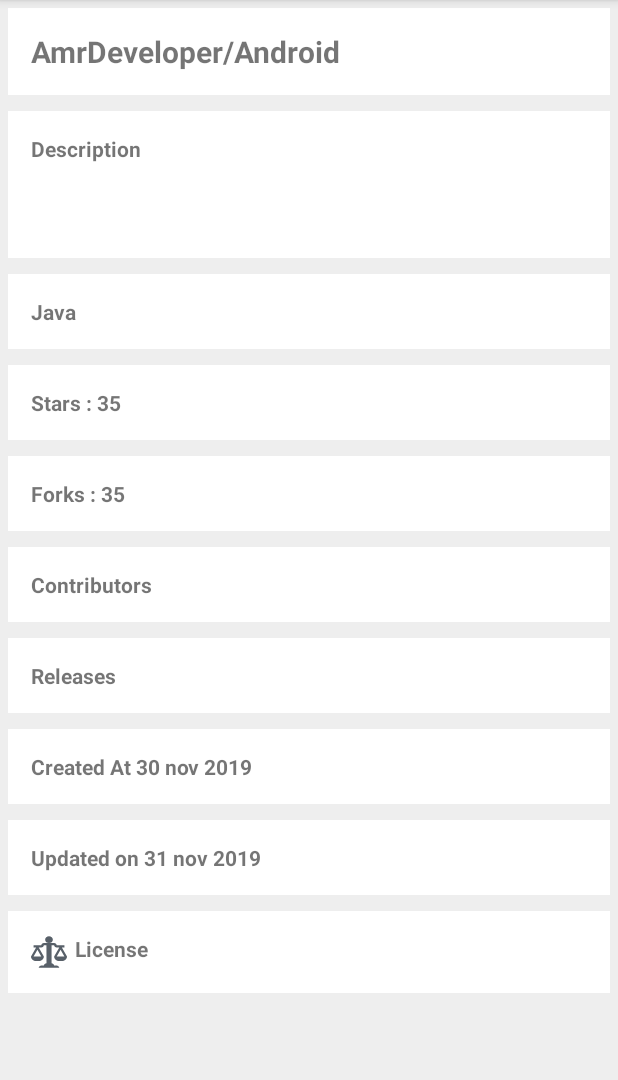
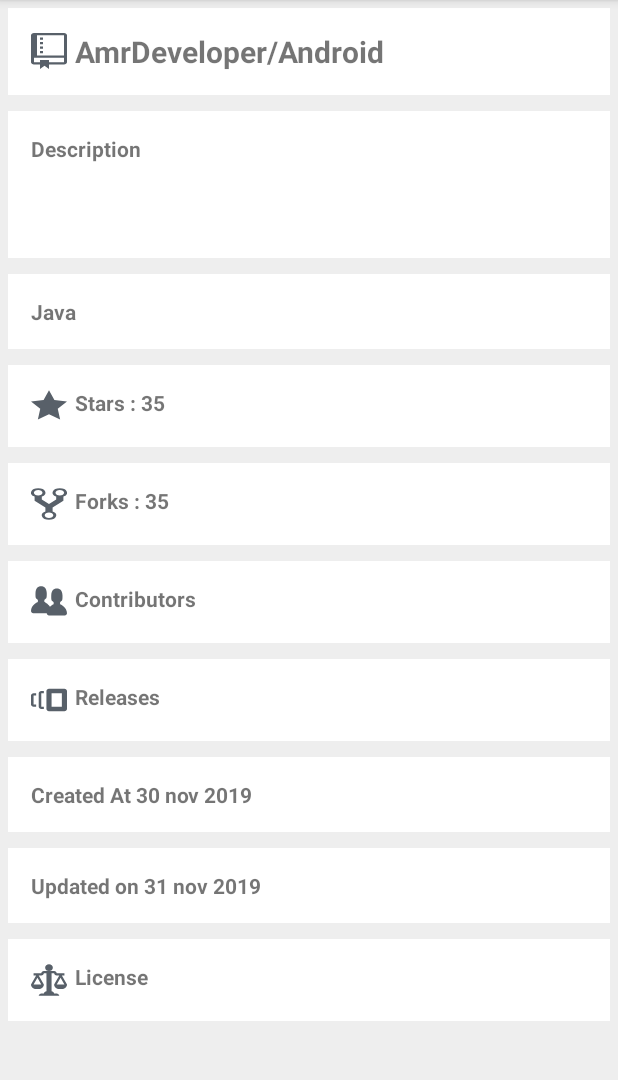
Before and after one commit to AmrDeveloper/GitEcho, an Android app: the RepositoryActivity screen opened directly, with no data from a screen before it, on a phone screen of 412 x 824 dp, the part 84-1164 px from its top. Run offline under Robolectric (Android 15) with nearby library versions, the phone set to English and light mode, and no system bars; our stand-ins replace data binding.

Commit message:
add icon for Released and change org icon name to peoples to use it in org or contributors

```diff
--- /dev/null
+++ b/app/src/main/res/drawable/ic_versions.xml
@@ -0,0 +1,4 @@
+<vector android:height="24dp" android:viewportHeight="16"
+    android:viewportWidth="14" android:width="24dp" xmlns:android="http://schemas.android.com/apk/res/android">
+    <path android:fillColor="#586069" android:fillType="evenOdd" android:pathData="M13,3L7,3c-0.55,0 -1,0.45 -1,1v8c0,0.55 0.45,1 1,1h6c0.55,0 1,-0.45 1,-1L14,4c0,-0.55 -0.45,-1 -1,-1zM12,11L8,11L8,5h4v6zM4,4h1v1L4,5v6h1v1L4,12c-0.55,0 -1,-0.45 -1,-1L3,5c0,-0.55 0.45,-1 1,-1zM1,5h1v1L1,6v4h1v1L1,11c-0.55,0 -1,-0.45 -1,-1L0,6c0,-0.55 0.45,-1 1,-1z"/>
+</vector>
--- a/app/src/main/res/layout/activity_profile.xml
+++ b/app/src/main/res/layout/activity_profile.xml
@@ -37,8 +37,8 @@
             <TextView
                 android:id="@+id/companyTxt"
                 style="@style/ProfileTextStyle"
-                android:drawableStart="@drawable/ic_organization"
-                android:drawableLeft="@drawable/ic_organization"
+                android:drawableStart="@drawable/ic_peoples"
+                android:drawableLeft="@drawable/ic_peoples"
                 android:drawablePadding="@dimen/dimen5dp"
                 tools:text="Google, Inc" />
 
--- a/app/src/main/res/layout/activity_repository.xml
+++ b/app/src/main/res/layout/activity_repository.xml
@@ -20,6 +20,9 @@
             android:padding="15dp"
             android:text="AmrDeveloper/Android"
             android:textSize="20sp"
+            android:drawableLeft="@drawable/ic_repo"
+            android:drawableStart="@drawable/ic_repo"
+            android:drawablePadding="@dimen/dimen5dp"
             android:textStyle="bold"
             tools:text="AmrDeveloper/Android" />
 
@@ -48,6 +51,9 @@
             android:layout_margin="5dp"
             android:background="#fff"
             android:padding="15dp"
+            android:drawableLeft="@drawable/ic_star"
+            android:drawableStart="@drawable/ic_star"
+            android:drawablePadding="@dimen/dimen5dp"
             android:text="Stars : 35"
             android:textStyle="bold" />
 
@@ -58,6 +64,9 @@
             android:background="#fff"
             android:padding="15dp"
             android:text="Forks : 35"
+            android:drawableLeft="@drawable/ic_repo_forked"
+            android:drawableStart="@drawable/ic_repo_forked"
+            android:drawablePadding="@dimen/dimen5dp"
             android:textStyle="bold" />
 
         <TextView
@@ -67,6 +76,9 @@
             android:background="#fff"
             android:padding="15dp"
             android:text="Contributors"
+            android:drawableLeft="@drawable/ic_peoples"
+            android:drawableStart="@drawable/ic_peoples"
+            android:drawablePadding="@dimen/dimen5dp"
             android:textStyle="bold" />
 
         <TextView
@@ -75,6 +87,9 @@
             android:layout_margin="5dp"
             android:background="#fff"
             android:padding="15dp"
+            android:drawableLeft="@drawable/ic_versions"
+            android:drawableStart="@drawable/ic_versions"
+            android:drawablePadding="@dimen/dimen5dp"
             android:text="Releases"
             android:textStyle="bold" />
 
```
Also changed, not shown: app/src/main/res/drawable/ic_peoples.xml (renamed from app/src/main/res/drawable/ic_organization.xml).
